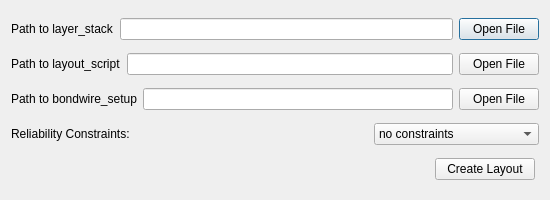
Qt form GUI/ui/editLayout.ui (e3da/PowerSynth2-core) before a commit.
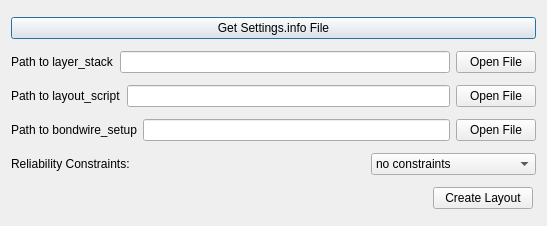
The same form after that commit.

```diff
--- a/GUI/ui/editLayout.ui
+++ b/GUI/ui/editLayout.ui
@@ -6,15 +6,22 @@
    <rect>
     <x>0</x>
     <y>0</y>
-    <width>550</width>
-    <height>200</height>
+    <width>547</width>
+    <height>226</height>
    </rect>
   </property>
   <property name="windowTitle">
    <string>Initial Structure and Layout</string>
   </property>
-  <layout class="QVBoxLayout" name="verticalLayout">
-   <item>
+  <layout class="QGridLayout" name="gridLayout">
+   <item row="0" column="0">
+    <widget class="QPushButton" name="btn_get_settings">
+     <property name="text">
+      <string>Get Settings.info File</string>
+     </property>
+    </widget>
+   </item>
+   <item row="1" column="0">
     <layout class="QHBoxLayout" name="horizontalLayout_4">
      <item>
       <widget class="QLabel" name="label_4">
@@ -53,7 +60,7 @@
      </item>
     </layout>
    </item>
-   <item>
+   <item row="2" column="0">
     <layout class="QHBoxLayout" name="horizontalLayout_2">
      <item>
       <widget class="QLabel" name="label_2">
@@ -92,7 +99,7 @@
      </item>
     </layout>
    </item>
-   <item>
+   <item row="3" column="0">
     <layout class="QHBoxLayout" name="horizontalLayout_6">
      <item>
       <widget class="QLabel" name="label_5">
@@ -131,7 +138,7 @@
      </item>
     </layout>
    </item>
-   <item>
+   <item row="4" column="0">
     <layout class="QHBoxLayout" name="horizontalLayout">
      <item>
       <widget class="QLabel" name="label">
@@ -177,7 +184,7 @@
      </item>
     </layout>
    </item>
-   <item>
+   <item row="5" column="0">
     <layout class="QHBoxLayout" name="horizontalLayout_5">
      <item>
       <spacer name="horizontalSpacer_2">
```
